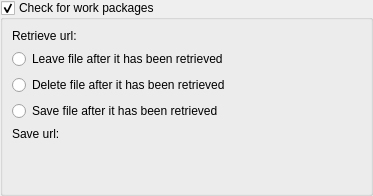
This is kplato/kptworkpackageconfigpanel.ui in KDE/calligra as Qt 5 draws it before an edit. The edited form follows.
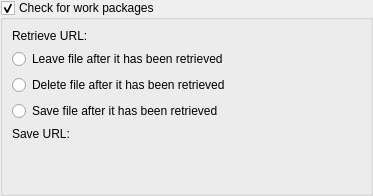
This is the edited form. Custom widgets are drawn as their Qt base class.

Diff of the .ui file:
```diff
--- a/kplato/kptworkpackageconfigpanel.ui
+++ b/kplato/kptworkpackageconfigpanel.ui
@@ -29,7 +29,7 @@
       <item row="0" column="0">
        <widget class="QLabel" name="label">
         <property name="text">
-         <string>Retrieve url:</string>
+         <string>Retrieve URL:</string>
         </property>
        </widget>
       </item>
@@ -53,7 +53,7 @@
       <item row="6" column="0">
        <widget class="QLabel" name="label_2">
         <property name="text">
-         <string>Save url:</string>
+         <string>Save URL:</string>
         </property>
        </widget>
       </item>
```
